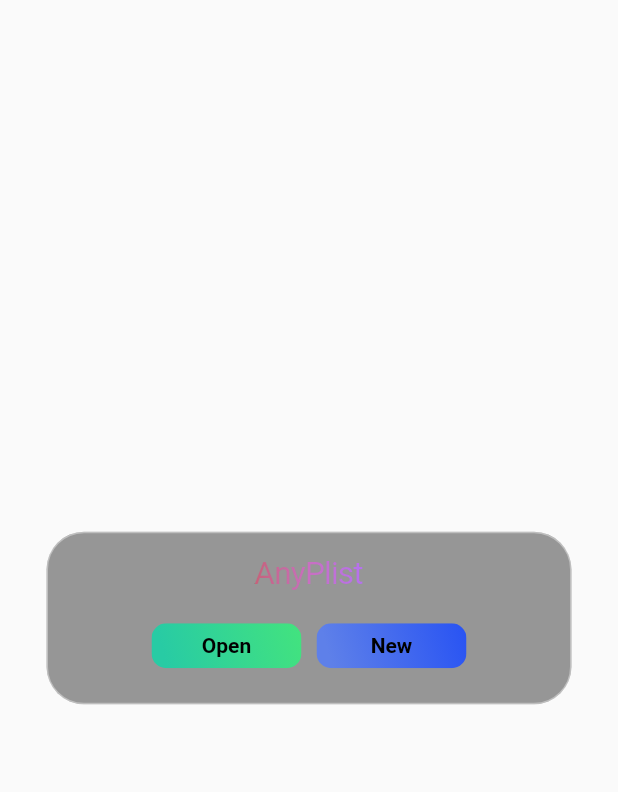
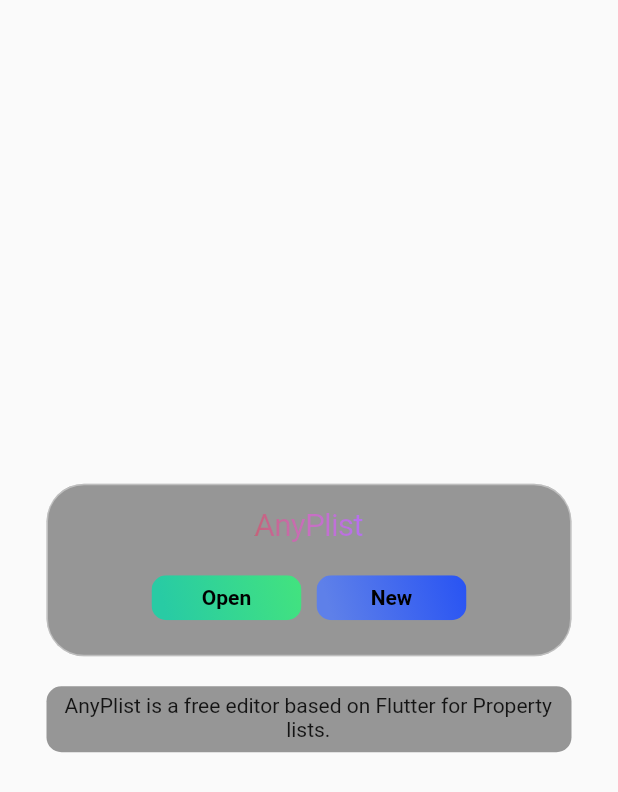
Before and after one commit to trueToastedCode/AnyPlist, a Flutter app: the screen it shows after launch, on a phone screen of 412 x 824 dp. Shown: the top 792 px of the screen. Run offline on Flutter 3.47's test engine with Material 2 defaults, Android fonts, the phone set to English and light mode, and no system bars; our stand-ins replace equatable, file_picker, flutter_bloc, hex, package_info_plus; missing offline and left inert: dart:html, flutter_share.

Commit message:
add info text

```diff
--- a/lib/ui/pages/open/open_page.dart
+++ b/lib/ui/pages/open/open_page.dart
@@ -43,6 +43,19 @@
                   context.read<OpenCubit>().reset();
                 }
               },
+            ),
+            const SizedBox(height: 20),
+            Container(
+              width: 350,
+              padding: const EdgeInsets.fromLTRB(7, 5, 8, 7),
+              decoration: BoxDecoration(
+                color: Colors.black.withOpacity(0.4),
+                borderRadius: BorderRadius.circular(10),
+              ),
+              child: const Text(
+                'AnyPlist is a free editor based on Flutter for Property lists.',
+                textAlign: TextAlign.center,
+              ),
             ),
             Expanded(
               child: Padding(
```
